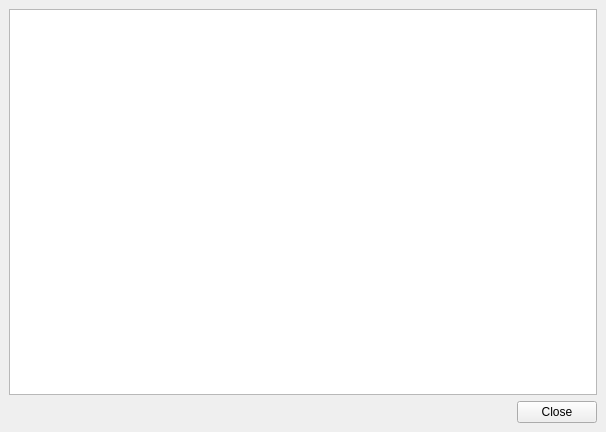
This is qtgui/frames/stdout.ui in PinguinoIDE/pinguino-ide as Qt 5 draws it before an edit. The edited form follows.
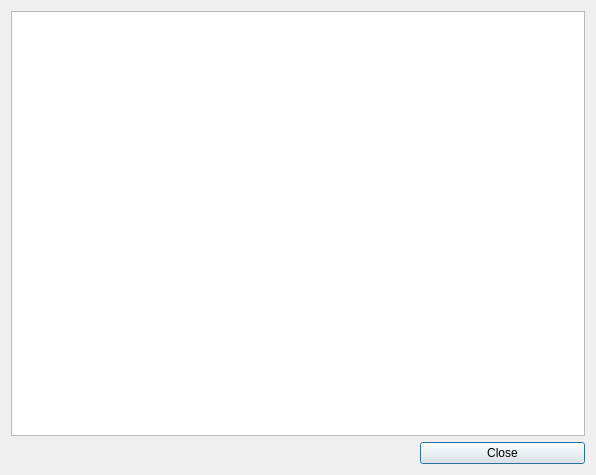
This is the edited form. Icons and pictures are not drawn.

```diff
--- a/qtgui/frames/stdout.ui
+++ b/qtgui/frames/stdout.ui
@@ -1,43 +1,54 @@
 <?xml version="1.0" encoding="UTF-8"?>
 <ui version="4.0">
  <class>PlainOut</class>
- <widget class="QMainWindow" name="PlainOut">
+ <widget class="QDialog" name="PlainOut">
   <property name="geometry">
    <rect>
     <x>0</x>
     <y>0</y>
-    <width>606</width>
-    <height>432</height>
+    <width>596</width>
+    <height>475</height>
    </rect>
   </property>
   <property name="windowTitle">
    <string notr="true">Plain Out</string>
   </property>
-  <property name="windowIcon">
-   <iconset resource="../resources/resources.qrc">
-    <normaloff>:/logo/art/windowIcon.svg</normaloff>:/logo/art/windowIcon.svg</iconset>
-  </property>
-  <widget class="QWidget" name="centralwidget">
    <layout class="QGridLayout" name="gridLayout">
-    <item row="2" column="0">
-     <widget class="QDialogButtonBox" name="buttonBox">
-      <property name="standardButtons">
-       <set>QDialogButtonBox::Close</set>
-      </property>
-     </widget>
-    </item>
-    <item row="1" column="0">
+   <item row="0" column="0" colspan="2">
      <widget class="QTextEdit" name="textEdit">
       <property name="readOnly">
        <bool>true</bool>
       </property>
      </widget>
     </item>
-   </layout>
-  </widget>
- </widget>
- <resources>
-  <include location="../resources/resources.qrc"/>
- </resources>
+   <item row="1" column="0">
+    <spacer name="horizontalSpacer">
+     <property name="orientation">
+      <enum>Qt::Horizontal</enum>
+     </property>
+     <property name="sizeHint" stdset="0">
+      <size>
+       <width>40</width>
+       <height>20</height>
+      </size>
+     </property>
+    </spacer>
+   </item>
+   <item row="1" column="1">
+    <widget class="QPushButton" name="pushButton_close">
+     <property name="minimumSize">
+      <size>
+       <width>165</width>
+       <height>0</height>
+      </size>
+     </property>
+     <property name="text">
+      <string>Close</string>
+     </property>
+    </widget>
+   </item>
+  </layout>
+ </widget>
+ <resources/>
  <connections/>
 </ui>
```
Left out of the diff: 2 changed lines with no effect on the pictures. Lines whose indentation alone changed are shown as unchanged.
